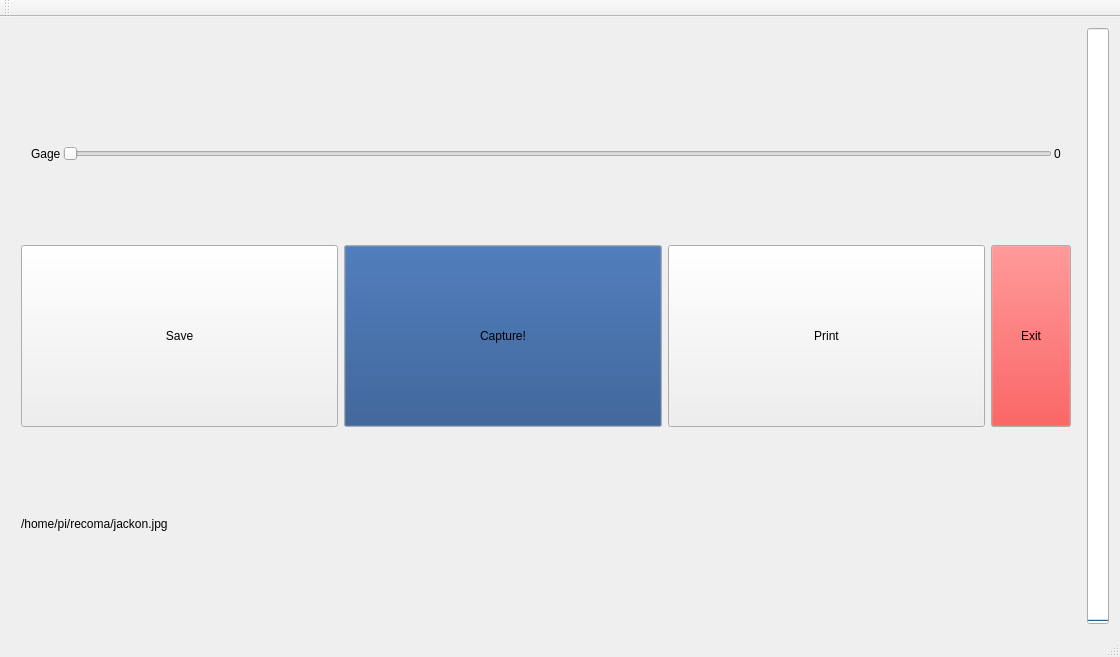
Above: mainwindow.ui from Re-Coma/Embeded_Teample before the change. Below: the same form after it.
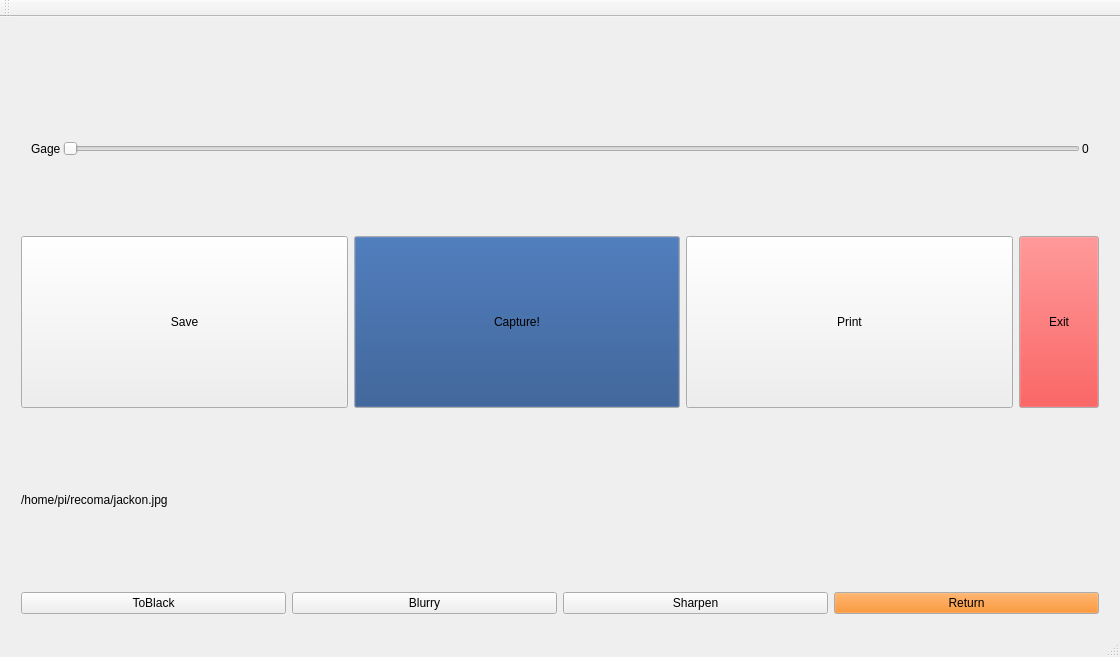
That is the form after the change.

The edit to the form file:
```diff
--- a/mainwindow.ui
+++ b/mainwindow.ui
@@ -25,7 +25,7 @@
   <widget class="QWidget" name="centralWidget">
    <layout class="QGridLayout" name="gridLayout">
     <item row="0" column="0">
-     <layout class="QVBoxLayout" name="mainVerticalLayout" stretch="10,1,1,1">
+     <layout class="QVBoxLayout" name="mainVerticalLayout" stretch="12,1,1,1,1">
       <property name="leftMargin">
        <number>10</number>
       </property>
@@ -41,7 +41,7 @@
       <item>
        <layout class="QHBoxLayout" name="horizontalLayout_5" stretch="1,9,1">
         <item>
-         <layout class="QVBoxLayout" name="verticalLayout_2" stretch=""/>
+         <layout class="QVBoxLayout" name="verticalLayout_2"/>
         </item>
         <item>
          <widget class="QLabel" name="picLabel">
@@ -51,7 +51,7 @@
          </widget>
         </item>
         <item>
-         <layout class="QVBoxLayout" name="verticalLayout_3" stretch=""/>
+         <layout class="QVBoxLayout" name="verticalLayout_3"/>
         </item>
        </layout>
       </item>
@@ -80,7 +80,16 @@
          </widget>
         </item>
         <item>
-         <widget class="QSlider" name="horizontalSlider">
+         <widget class="QSlider" name="gageSlider">
+          <property name="sizePolicy">
+           <sizepolicy hsizetype="Expanding" vsizetype="Fixed">
+            <horstretch>0</horstretch>
+            <verstretch>3</verstretch>
+           </sizepolicy>
+          </property>
+          <property name="maximum">
+           <number>30</number>
+          </property>
           <property name="orientation">
            <enum>Qt::Horizontal</enum>
           </property>
@@ -250,18 +259,77 @@
         </property>
        </widget>
       </item>
+      <item>
+       <layout class="QHBoxLayout" name="horizontalLayout" stretch="1,1,1,1">
+        <item>
+         <widget class="QPushButton" name="blackBtn">
+          <property name="text">
+           <string>ToBlack</string>
+          </property>
+         </widget>
+        </item>
+        <item>
+         <widget class="QPushButton" name="blurBtn">
+          <property name="text">
+           <string>Blurry</string>
+          </property>
+         </widget>
+        </item>
+        <item>
+         <widget class="QPushButton" name="sharpenBtn">
+          <property name="text">
+           <string>Sharpen</string>
+          </property>
+         </widget>
+        </item>
+        <item>
+         <widget class="QPushButton" name="returnBtn">
+          <property name="palette">
+           <palette>
+            <active>
+             <colorrole role="Button">
+              <brush brushstyle="SolidPattern">
+               <color alpha="255">
+                <red>245</red>
+                <green>121</green>
+                <blue>0</blue>
+               </color>
+              </brush>
+             </colorrole>
+            </active>
+            <inactive>
+             <colorrole role="Button">
+              <brush brushstyle="SolidPattern">
+               <color alpha="255">
+                <red>245</red>
+                <green>121</green>
+                <blue>0</blue>
+               </color>
+              </brush>
+             </colorrole>
+            </inactive>
+            <disabled>
+             <colorrole role="Button">
+              <brush brushstyle="SolidPattern">
+               <color alpha="255">
+                <red>245</red>
+                <green>121</green>
+                <blue>0</blue>
+               </color>
+              </brush>
+             </colorrole>
+            </disabled>
+           </palette>
+          </property>
+          <property name="text">
+           <string>Return</string>
+          </property>
+         </widget>
+        </item>
+       </layout>
+      </item>
      </layout>
     </item>
-    <item row="0" column="1">
-     <widget class="QProgressBar" name="printGage">
-      <property name="value">
-       <number>0</number>
-      </property>
-      <property name="orientation">
-       <enum>Qt::Vertical</enum>
-      </property>
-     </widget>
-    </item>
    </layout>
   </widget>
   <widget class="QMenuBar" name="menuBar">
```
Left out of the diff: 4 changed lines with no effect on the pictures.
